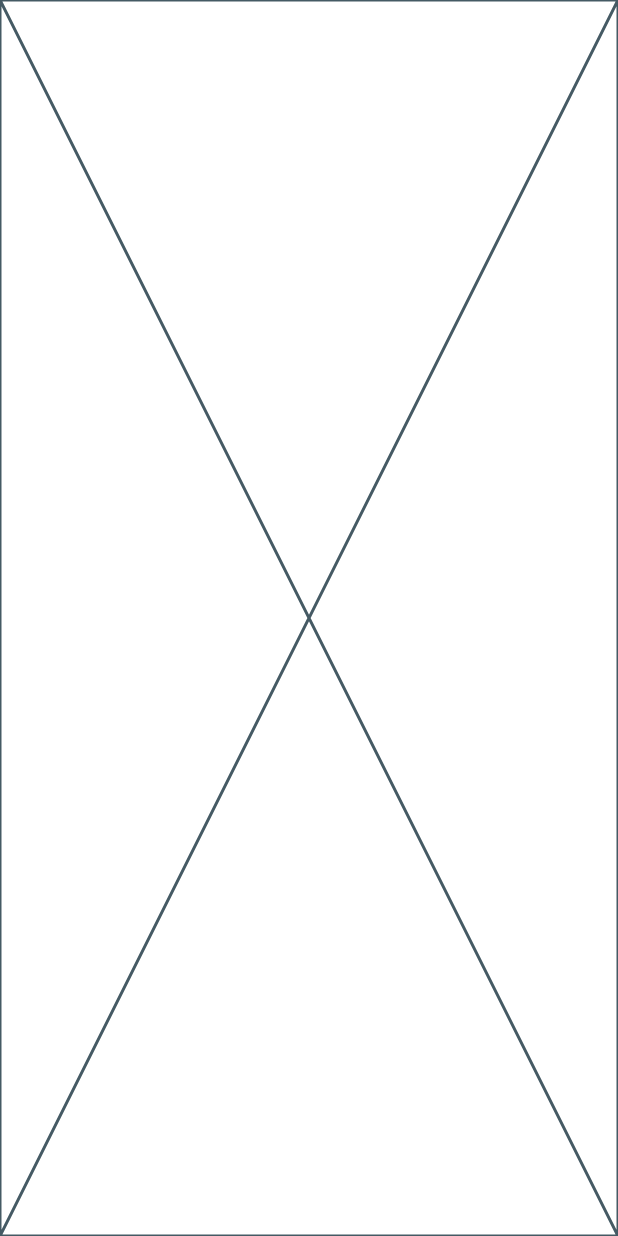
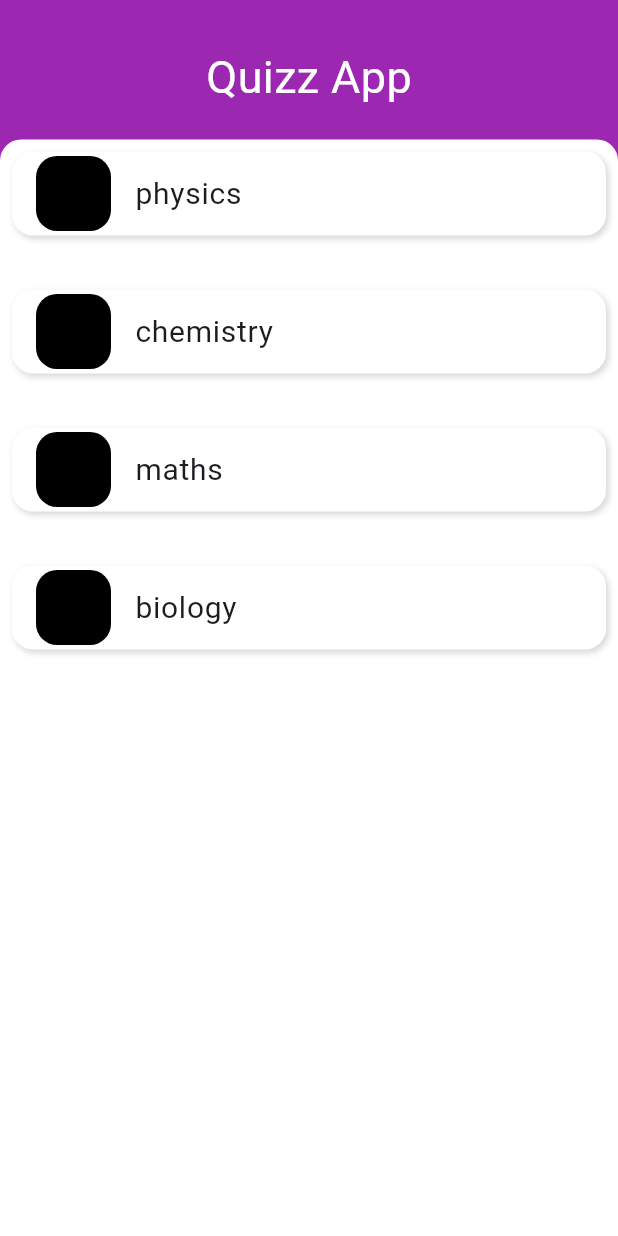
Before and after one commit to hiranj-kotak/temp, a Flutter app: the screen it shows after launch, on a phone screen of 412 x 824 dp. Run offline on Flutter 3.47's test engine with Material 3 defaults, Android fonts, the phone set to English and light mode, and no system bars.

Commit message:
final commit

```diff
--- a/lib/home.dart
+++ b/lib/home.dart
@@ -1,10 +1,117 @@
 import 'package:flutter/material.dart';
+import 'package:temp_app/quizpage.dart';
 
-class Home extends StatelessWidget {
+class Home extends StatefulWidget {
+  static const routeName = "/home";
   const Home({super.key});
 
   @override
+  State<Home> createState() => _HomeState();
+}
+
+class _HomeState extends State<Home> {
+  List<dynamic> categories = [
+    {
+      "title": "physics",
+      "image": "categories[index]['tite']",
+    },
+    {
+      "title": "chemistry",
+      "image": "categories[index]['tite']",
+    },
+    {
+      "title": "maths",
+      "image": "categories[index]['tite']",
+    },
+    {
+      "title": "biology",
+      "image": "categories[index]['tite']",
+    },
+  ];
+
+  @override
   Widget build(BuildContext context) {
-    return const Placeholder();
+    return Scaffold(
+      backgroundColor: Colors.purple,
+      body: Column(
+        children: [
+          const SizedBox(
+            height: 30,
+          ),
+          Row(
+            mainAxisAlignment: MainAxisAlignment.center,
+            children: [
+              Text(
+                "Quizz App",
+                style: TextStyle(fontSize: 30, color: Colors.white),
+              ),
+            ],
+          ),
+          const SizedBox(
+            height: 20,
+          ),
+          Expanded(
+            child: Container(
+              decoration: const BoxDecoration(
+                color: Colors.white,
+                borderRadius: BorderRadius.only(
+                    topLeft: Radius.circular(14),
+                    topRight: Radius.circular(14)),
+              ),
+              child: Column(children: [
+                Expanded(
+                  child: ListView.separated(
+                    separatorBuilder: (context, index) => SizedBox(
+                      height: 20,
+                    ),
+                    itemBuilder: (context, index) =>
+                        catagory(categories[index]['title'], () {
+                      Navigator.of(context).pushNamed(Quiz.routeName);
+                    }),
+                    itemCount: 4,
+                  ),
+                ),
+              ]),
+            ),
+          ),
+        ],
+      ),
+    );
+  }
+
+  catagory(String text, VoidCallback ontap) {
+    return InkWell(
+      onTap: ontap,
+      child: Padding(
+        padding: const EdgeInsets.all(8.0),
+        child: Container(
+          decoration: BoxDecoration(
+            color: Colors.white,
+            borderRadius: BorderRadius.circular(14),
+            boxShadow: [
+              const BoxShadow(
+                color: Color.fromRGBO(0, 0, 0, 0.15),
+                offset: Offset(1.95, 1.95),
+                blurRadius: 2.6,
+              ),
+            ],
+          ),
+          child: ListTile(
+            leading: Container(
+              height: 50,
+              width: 50,
+              decoration: BoxDecoration(
+                color: Colors.black,
+                borderRadius: BorderRadius.circular(14),
+              ),
+            ),
+            title: Text(
+              text,
+              style: TextStyle(fontSize: 20),
+            ),
+          ),
+        ),
+      ),
+    );
   }
 }
--- a/lib/main.dart
+++ b/lib/main.dart
@@ -1,5 +1,7 @@
 import 'package:flutter/material.dart';
 import 'package:temp_app/home.dart';
+import 'package:temp_app/quizpage.dart';
+import 'package:temp_app/result_page.dart';
 
 void main() {
   runApp(const MyApp());
@@ -10,9 +12,14 @@ class MyApp extends StatelessWidget {
 
   @override
   Widget build(BuildContext context) {
-    return const MaterialApp(
+    return MaterialApp(
       debugShowCheckedModeBanner: false,
-      home: Home(),
+      home: const Home(),
+      routes: {
+        Home.routeName: (context) => const Home(),
+        Quiz.routeName: (context) => const Quiz(),
+        ResultPage.routeName: (context) => const ResultPage(),
+      },
     );
   }
 }
```
Also changed, not shown: lib/question.dart (added, +40 -0 lines), lib/quizpage.dart (added, +226 -0 lines), lib/result_page.dart (added, +78 -0 lines).
